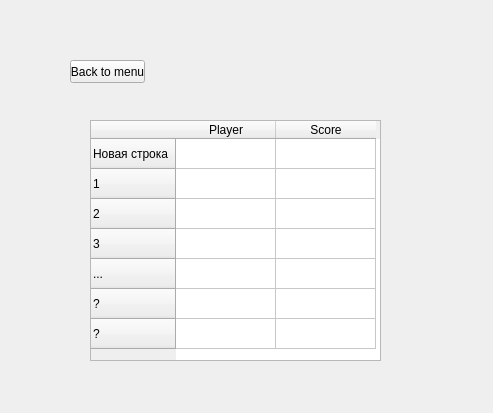
The window that code/wgt_pages/page_highscores.ui (fostfox/snake_game) describes before a commit, drawn with Qt 5.
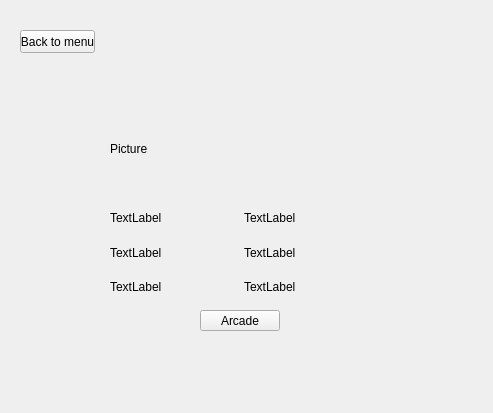
The same window after the commit.

Commit message: Added page_settings and page_highscores 	modified:   code/mainwindow.cpp 	modified:   code/mainwindow.h 	modified:   code/wgt_pages/page_highscores.cpp 	modified:   code/wgt_pages/page_highscores.h 	modified:   code/wgt_pages/page_highscores.ui 	modified:   code/wgt_pages/page_settings.cpp 	modified:   code/wgt_pages/page_settings.h 	modified:   code/wgt_pages/page_settings.ui

What changed in the file:
```diff
--- a/code/wgt_pages/page_highscores.ui
+++ b/code/wgt_pages/page_highscores.ui
@@ -13,66 +13,11 @@
   <property name="windowTitle">
    <string>Form</string>
   </property>
-  <widget class="QTableWidget" name="tableWidget">
-   <property name="geometry">
-    <rect>
-     <x>90</x>
-     <y>120</y>
-     <width>291</width>
-     <height>241</height>
-    </rect>
-   </property>
-   <row>
-    <property name="text">
-     <string>Новая строка</string>
-    </property>
-   </row>
-   <row>
-    <property name="text">
-     <string>1</string>
-    </property>
-   </row>
-   <row>
-    <property name="text">
-     <string>2</string>
-    </property>
-   </row>
-   <row>
-    <property name="text">
-     <string>3</string>
-    </property>
-   </row>
-   <row>
-    <property name="text">
-     <string>...</string>
-    </property>
-   </row>
-   <row>
-    <property name="text">
-     <string>?</string>
-    </property>
-   </row>
-   <row>
-    <property name="text">
-     <string>?</string>
-    </property>
-   </row>
-   <column>
-    <property name="text">
-     <string>Player</string>
-    </property>
-   </column>
-   <column>
-    <property name="text">
-     <string>Score</string>
-    </property>
-   </column>
-  </widget>
   <widget class="QPushButton" name="pushButton">
    <property name="geometry">
     <rect>
-     <x>70</x>
-     <y>60</y>
+     <x>20</x>
+     <y>30</y>
      <width>75</width>
      <height>23</height>
     </rect>
@@ -81,6 +26,92 @@
     <string>Back to menu</string>
    </property>
   </widget>
+  <widget class="QPushButton" name="pushButton_2">
+   <property name="geometry">
+    <rect>
+     <x>200</x>
+     <y>310</y>
+     <width>80</width>
+     <height>21</height>
+    </rect>
+   </property>
+   <property name="text">
+    <string>Arcade</string>
+   </property>
+  </widget>
+  <widget class="QWidget" name="">
+   <property name="geometry">
+    <rect>
+     <x>110</x>
+     <y>100</y>
+     <width>261</width>
+     <height>201</height>
+    </rect>
+   </property>
+   <layout class="QVBoxLayout" name="verticalLayout_3">
+    <item>
+     <widget class="QLabel" name="Picture">
+      <property name="text">
+       <string>Picture</string>
+      </property>
+     </widget>
+    </item>
+    <item>
+     <layout class="QHBoxLayout" name="horizontalLayout">
+      <item>
+       <layout class="QVBoxLayout" name="verticalLayout">
+        <item>
+         <widget class="QLabel" name="Name0">
+          <property name="text">
+           <string>TextLabel</string>
+          </property>
+         </widget>
+        </item>
+        <item>
+         <widget class="QLabel" name="Name1">
+          <property name="text">
+           <string>TextLabel</string>
+          </property>
+         </widget>
+        </item>
+        <item>
+         <widget class="QLabel" name="Name2">
+          <property name="text">
+           <string>TextLabel</string>
+          </property>
+         </widget>
+        </item>
+       </layout>
+      </item>
+      <item>
+       <layout class="QVBoxLayout" name="verticalLayout_2">
+        <item>
+         <widget class="QLabel" name="Result0">
+          <property name="text">
+           <string>TextLabel</string>
+          </property>
+         </widget>
+        </item>
+        <item>
+         <widget class="QLabel" name="Result1">
+          <property name="text">
+           <string>TextLabel</string>
+          </property>
+         </widget>
+        </item>
+        <item>
+         <widget class="QLabel" name="Result2">
+          <property name="text">
+           <string>TextLabel</string>
+          </property>
+         </widget>
+        </item>
+       </layout>
+      </item>
+     </layout>
+    </item>
+   </layout>
+  </widget>
  </widget>
  <resources/>
  <connections/>
```
The commit also changes 7 other files.
